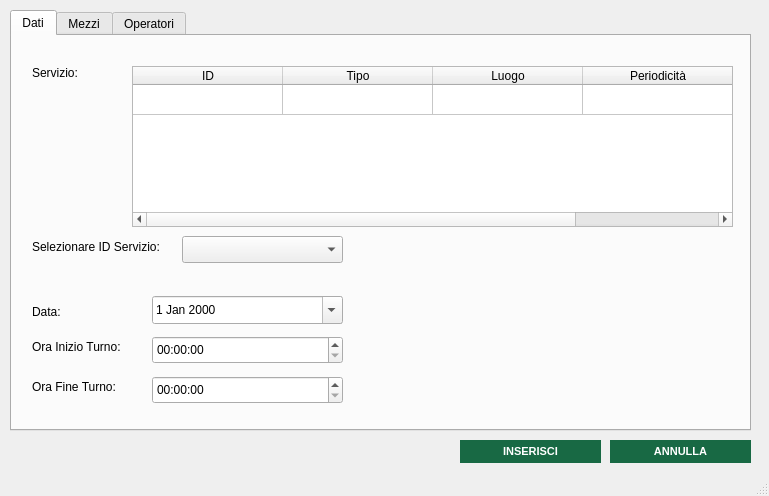
OT-Rax/AnconAmbiente, file src/main/gui/inserimento_turno.ui: the form before one commit.
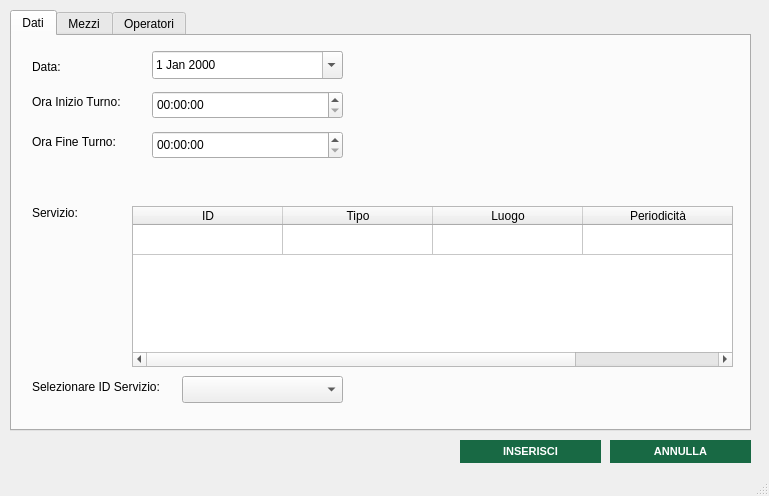
The form after the commit. Icons and pictures are not drawn.

Diff of the .ui file:
```diff
--- a/src/main/gui/inserimento_turno.ui
+++ b/src/main/gui/inserimento_turno.ui
@@ -34,37 +34,11 @@
      <attribute name="title">
       <string>Dati</string>
      </attribute>
-     <widget class="QLabel" name="label">
-      <property name="geometry">
-       <rect>
-        <x>20</x>
-        <y>300</y>
-        <width>121</width>
-        <height>21</height>
-       </rect>
-      </property>
-      <property name="text">
-       <string>Ora Inizio Turno:</string>
-      </property>
-     </widget>
-     <widget class="QLabel" name="label_2">
-      <property name="geometry">
-       <rect>
-        <x>20</x>
-        <y>340</y>
-        <width>121</width>
-        <height>21</height>
-       </rect>
-      </property>
-      <property name="text">
-       <string>Ora Fine Turno:</string>
-      </property>
-     </widget>
      <widget class="QLabel" name="label_3">
       <property name="geometry">
        <rect>
         <x>20</x>
-        <y>30</y>
+        <y>170</y>
         <width>47</width>
         <height>13</height>
        </rect>
@@ -73,60 +47,11 @@
        <string>Servizio:</string>
       </property>
      </widget>
-     <widget class="QTimeEdit" name="time_end_field">
-      <property name="geometry">
-       <rect>
-        <x>140</x>
-        <y>340</y>
-        <width>191</width>
-        <height>28</height>
-       </rect>
-      </property>
-     </widget>
-     <widget class="QTimeEdit" name="time_start_field">
-      <property name="geometry">
-       <rect>
-        <x>140</x>
-        <y>300</y>
-        <width>191</width>
-        <height>28</height>
-       </rect>
-      </property>
-     </widget>
-     <widget class="QLabel" name="label_4">
-      <property name="geometry">
-       <rect>
-        <x>20</x>
-        <y>265</y>
-        <width>121</width>
-        <height>21</height>
-       </rect>
-      </property>
-      <property name="text">
-       <string>Data:</string>
-      </property>
-     </widget>
-     <widget class="QDateEdit" name="date_field">
-      <property name="geometry">
-       <rect>
-        <x>140</x>
-        <y>260</y>
-        <width>191</width>
-        <height>28</height>
-       </rect>
-      </property>
-      <property name="tabletTracking">
-       <bool>true</bool>
-      </property>
-      <property name="calendarPopup">
-       <bool>true</bool>
-      </property>
-     </widget>
      <widget class="QTableWidget" name="tabella_servizi">
       <property name="geometry">
        <rect>
         <x>120</x>
-        <y>30</y>
+        <y>170</y>
         <width>601</width>
         <height>161</height>
        </rect>
@@ -179,7 +104,7 @@
       <property name="geometry">
        <rect>
         <x>120</x>
-        <y>10</y>
+        <y>150</y>
         <width>601</width>
         <height>16</height>
        </rect>
@@ -283,7 +208,7 @@
       <property name="geometry">
        <rect>
         <x>20</x>
-        <y>200</y>
+        <y>340</y>
         <width>151</width>
         <height>21</height>
        </rect>
@@ -296,12 +221,87 @@
       <property name="geometry">
        <rect>
         <x>170</x>
-        <y>200</y>
+        <y>340</y>
         <width>161</width>
         <height>27</height>
        </rect>
       </property>
      </widget>
+     <widget class="QLabel" name="label_2">
+      <property name="geometry">
+       <rect>
+        <x>20</x>
+        <y>95</y>
+        <width>121</width>
+        <height>21</height>
+       </rect>
+      </property>
+      <property name="text">
+       <string>Ora Fine Turno:</string>
+      </property>
+     </widget>
+     <widget class="QDateEdit" name="date_field">
+      <property name="geometry">
+       <rect>
+        <x>140</x>
+        <y>15</y>
+        <width>191</width>
+        <height>28</height>
+       </rect>
+      </property>
+      <property name="tabletTracking">
+       <bool>true</bool>
+      </property>
+      <property name="calendarPopup">
+       <bool>true</bool>
+      </property>
+     </widget>
+     <widget class="QLabel" name="label">
+      <property name="geometry">
+       <rect>
+        <x>20</x>
+        <y>55</y>
+        <width>121</width>
+        <height>21</height>
+       </rect>
+      </property>
+      <property name="text">
+       <string>Ora Inizio Turno:</string>
+      </property>
+     </widget>
+     <widget class="QTimeEdit" name="time_start_field">
+      <property name="geometry">
+       <rect>
+        <x>140</x>
+        <y>55</y>
+        <width>191</width>
+        <height>28</height>
+       </rect>
+      </property>
+     </widget>
+     <widget class="QLabel" name="label_4">
+      <property name="geometry">
+       <rect>
+        <x>20</x>
+        <y>20</y>
+        <width>121</width>
+        <height>21</height>
+       </rect>
+      </property>
+      <property name="text">
+       <string>Data:</string>
+      </property>
+     </widget>
+     <widget class="QTimeEdit" name="time_end_field">
+      <property name="geometry">
+       <rect>
+        <x>140</x>
+        <y>95</y>
+        <width>191</width>
+        <height>28</height>
+       </rect>
+      </property>
+     </widget>
     </widget>
     <widget class="QWidget" name="mezzi_widget">
      <attribute name="title">
```
